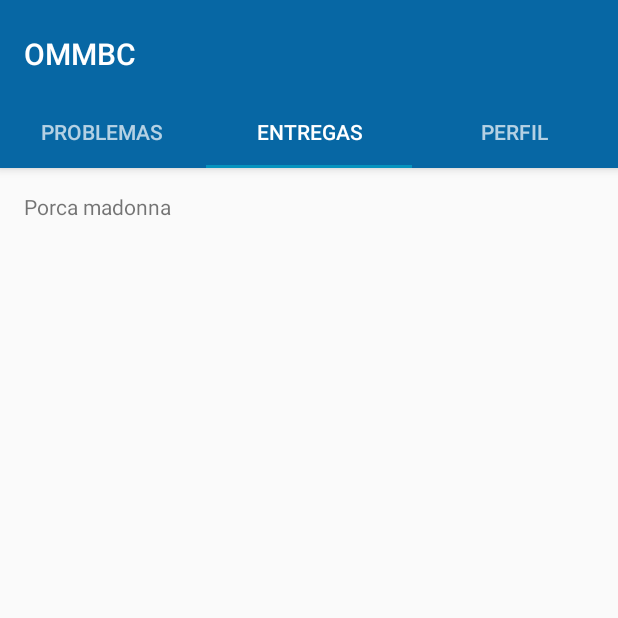
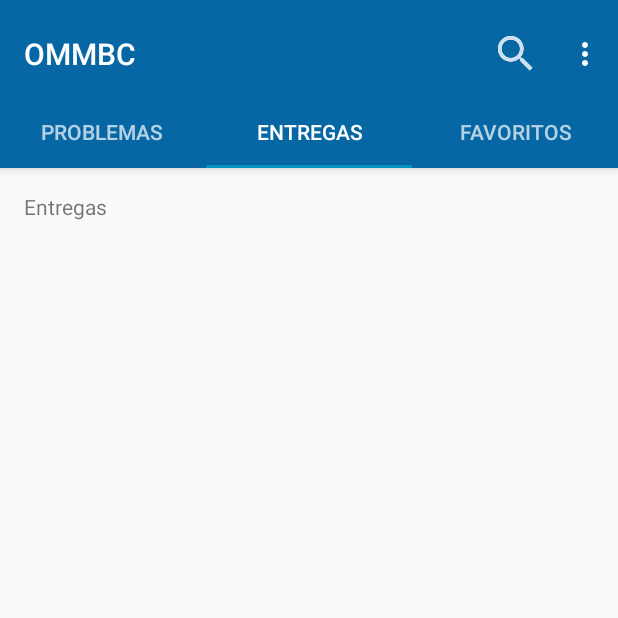
Before and after one commit to Starkblaze/OMMBC, an Android app: the Activity_Tabbed screen opened directly, with no data from a screen before it, tab 2 chosen, on a phone screen of 412 x 824 dp, the top half of it. Run offline under Robolectric (Android 15) with nearby library versions, the phone set to English and light mode, and no system bars.

Commit message:
Avances Tabbed View

```diff
--- a/app/src/main/java/com/example/stark/ommbc/Activity_Tabbed.java
+++ b/app/src/main/java/com/example/stark/ommbc/Activity_Tabbed.java
@@ -1,8 +1,6 @@
 package com.example.stark.ommbc;
 
 import android.support.design.widget.TabLayout;
-import android.support.design.widget.FloatingActionButton;
-import android.support.design.widget.Snackbar;
 import android.support.v7.app.AppCompatActivity;
 import android.support.v7.widget.Toolbar;
 
@@ -18,6 +16,7 @@ import android.view.View;
 import android.view.ViewGroup;
 
 import android.widget.TextView;
+import android.widget.Toast;
 
 public class Activity_Tabbed extends AppCompatActivity {
 
@@ -52,7 +51,6 @@ public class Activity_Tabbed extends AppCompatActivity {
         mViewPager.setAdapter(mSectionsPagerAdapter);
 
         TabLayout tabLayout = (TabLayout) findViewById(R.id.tabs);
-
         mViewPager.addOnPageChangeListener(new TabLayout.TabLayoutOnPageChangeListener(tabLayout));
         tabLayout.addOnTabSelectedListener(new TabLayout.ViewPagerOnTabSelectedListener(mViewPager));
 
@@ -61,60 +59,24 @@ public class Activity_Tabbed extends AppCompatActivity {
 
     @Override
     public boolean onCreateOptionsMenu(Menu menu) {
-        // Inflate the menu; this adds items to the action bar if it is present.
-        getMenuInflater().inflate(R.menu.menu_activity__tabbed, menu);
+        getMenuInflater().inflate(R.menu.menu_main, menu);
         return true;
     }
 
     @Override
     public boolean onOptionsItemSelected(MenuItem item) {
-        // Handle action bar item clicks here. The action bar will
-        // automatically handle clicks on the Home/Up button, so long
-        // as you specify a parent activity in AndroidManifest.xml.
         int id = item.getItemId();
+        if(id == R.id.action_filter) Toast.makeText(getApplicationContext(), "Búsqueda", Toast.LENGTH_SHORT).show();
 
         //noinspection SimplifiableIfStatement
-        /*if (id == R.id.action_settings) {
+        if (id == R.id.action_settings) {
             return true;
-        }*/
+        }
 
         return super.onOptionsItemSelected(item);
     }
 
-    /**
-     * A placeholder fragment containing a simple view.
-     */
-    public static class PlaceholderFragment extends Fragment {
-        /**
-         * The fragment argument representing the section number for this
-         * fragment.
-         */
-        private static final String ARG_SECTION_NUMBER = "section_number";
 
-        public PlaceholderFragment() {
-        }
-
-        /**
-         * Returns a new instance of this fragment for the given section
-         * number.
-         */
-        public static PlaceholderFragment newInstance(int sectionNumber) {
-            PlaceholderFragment fragment = new PlaceholderFragment();
-            Bundle args = new Bundle();
-            args.putInt(ARG_SECTION_NUMBER, sectionNumber);
-            fragment.setArguments(args);
-            return fragment;
-        }
-
-        @Override
-        public View onCreateView(LayoutInflater inflater, ViewGroup container,
-                                 Bundle savedInstanceState) {
-            View rootView = inflater.inflate(R.layout.fragment_activity__tabbed, container, false);
-            TextView textView = (TextView) rootView.findViewById(R.id.section_label);
-            textView.setText("Porca madonna");
-            return rootView;
-        }
-    }
 
     /**
      * A {@link FragmentPagerAdapter} that returns a fragment corresponding to
@@ -128,9 +90,16 @@ public class Activity_Tabbed extends AppCompatActivity {
 
         @Override
         public Fragment getItem(int position) {
-            // getItem is called to instantiate the fragment for the given page.
-            // Return a PlaceholderFragment (defined as a static inner class below).
-            return PlaceholderFragment.newInstance(position + 1);
+           switch(position)
+           {
+               case 0 : Problemas tab_prob = new Problemas();
+                        return tab_prob;
+               case 1 : Entregas tab_ent = new Entregas();
+                        return tab_ent;
+               case 2 : Favoritos tab_fav = new Favoritos();
+                        return tab_fav;
+               default: return null;
+           }
         }
 
         @Override
--- /dev/null
+++ b/app/src/main/java/com/example/stark/ommbc/Entregas.java
@@ -0,0 +1,20 @@
+package com.example.stark.ommbc;
+
+import android.os.Bundle;
+import android.support.v4.app.Fragment;
+import android.view.LayoutInflater;
+import android.view.View;
+import android.view.ViewGroup;
+import android.widget.TextView;
+
+public class Entregas extends Fragment {
+
+    @Override
+    public View onCreateView(LayoutInflater inflater, ViewGroup container,
+                             Bundle savedInstanceState) {
+        View rootView = inflater.inflate(R.layout.fragment_problemas, container, false);
+        TextView textView = (TextView) rootView.findViewById(R.id.section_label);
+        textView.setText("Entregas");
+        return rootView;
+    }
+}
--- /dev/null
+++ b/app/src/main/java/com/example/stark/ommbc/Favoritos.java
@@ -0,0 +1,20 @@
+package com.example.stark.ommbc;
+
+import android.os.Bundle;
+import android.support.v4.app.Fragment;
+import android.view.LayoutInflater;
+import android.view.View;
+import android.view.ViewGroup;
+import android.widget.TextView;
+
+public class Favoritos extends Fragment {
+
+    @Override
+    public View onCreateView(LayoutInflater inflater, ViewGroup container,
+                             Bundle savedInstanceState) {
+        View rootView = inflater.inflate(R.layout.fragment_problemas, container, false);
+        TextView textView = (TextView) rootView.findViewById(R.id.section_label);
+        textView.setText("Favoritos");
+        return rootView;
+    }
+}
--- /dev/null
+++ b/app/src/main/java/com/example/stark/ommbc/Problemas.java
@@ -0,0 +1,21 @@
+package com.example.stark.ommbc;
+
+import android.os.Bundle;
+import android.support.v4.app.Fragment;
+import android.view.LayoutInflater;
+import android.view.View;
+import android.view.ViewGroup;
+import android.widget.TextView;
+
+public class Problemas extends Fragment {
+
+    @Override
+    public View onCreateView(LayoutInflater inflater, ViewGroup container,
+                             Bundle savedInstanceState) {
+        View rootView = inflater.inflate(R.layout.fragment_problemas, container, false);
+        TextView textView = (TextView) rootView.findViewById(R.id.section_label);
+        textView.setText("Problemas");
+        return rootView;
+    }
+
+}
--- a/app/src/main/res/layout/activity__tabbed.xml
+++ b/app/src/main/res/layout/activity__tabbed.xml
@@ -33,7 +33,7 @@
             android:layout_height="wrap_content">
 
             <android.support.design.widget.TabItem
-                android:id="@+id/tabItem"
+                android:id="@+id/tab_problemas"
                 android:layout_width="wrap_content"
                 android:layout_height="wrap_content"
                 android:text="Problemas" />
@@ -48,7 +48,7 @@
                 android:id="@+id/tabItem3"
                 android:layout_width="wrap_content"
                 android:layout_height="wrap_content"
-                android:text="Perfil" />
+                android:text="Favoritos" />
 
         </android.support.design.widget.TabLayout>
     </android.support.design.widget.AppBarLayout>
--- /dev/null
+++ b/app/src/main/res/layout/fragment_favoritos.xml
@@ -0,0 +1,22 @@
+<android.support.constraint.ConstraintLayout xmlns:android="http://schemas.android.com/apk/res/android"
+    xmlns:app="http://schemas.android.com/apk/res-auto"
+    xmlns:tools="http://schemas.android.com/tools"
+    android:id="@+id/constraintLayout"
+    android:layout_width="match_parent"
+    android:layout_height="match_parent"
+    tools:context="com.example.stark.ommbc.Activity_Tabbed$PlaceholderFragment">
+
+    <TextView
+        android:id="@+id/section_label"
+        android:layout_width="wrap_content"
+        android:layout_height="wrap_content"
+        android:layout_marginBottom="@dimen/activity_vertical_margin"
+        android:layout_marginEnd="@dimen/activity_horizontal_margin"
+        android:layout_marginStart="@dimen/activity_horizontal_margin"
+        android:layout_marginTop="@dimen/activity_vertical_margin"
+        app:layout_constraintLeft_toLeftOf="parent"
+        app:layout_constraintTop_toTopOf="@+id/constraintLayout"
+        tools:layout_constraintLeft_creator="1"
+        tools:layout_constraintTop_creator="1" />
+
+</android.support.constraint.ConstraintLayout>
--- /dev/null
+++ b/app/src/main/res/layout/fragment_problemas.xml
@@ -0,0 +1,22 @@
+<android.support.constraint.ConstraintLayout xmlns:android="http://schemas.android.com/apk/res/android"
+    xmlns:app="http://schemas.android.com/apk/res-auto"
+    xmlns:tools="http://schemas.android.com/tools"
+    android:id="@+id/constraintLayout"
+    android:layout_width="match_parent"
+    android:layout_height="match_parent"
+    tools:context="com.example.stark.ommbc.Activity_Tabbed$PlaceholderFragment">
+
+    <TextView
+        android:id="@+id/section_label"
+        android:layout_width="wrap_content"
+        android:layout_height="wrap_content"
+        android:layout_marginBottom="@dimen/activity_vertical_margin"
+        android:layout_marginEnd="@dimen/activity_horizontal_margin"
+        android:layout_marginStart="@dimen/activity_horizontal_margin"
+        android:layout_marginTop="@dimen/activity_vertical_margin"
+        app:layout_constraintLeft_toLeftOf="parent"
+        app:layout_constraintTop_toTopOf="@+id/constraintLayout"
+        tools:layout_constraintLeft_creator="1"
+        tools:layout_constraintTop_creator="1" />
+
+</android.support.constraint.ConstraintLayout>
--- a/app/src/main/res/menu/menu_main.xml
+++ b/app/src/main/res/menu/menu_main.xml
@@ -10,4 +10,9 @@
         android:title="User"
         android:icon="@drawable/ic_action_filter"
         app:showAsAction="ifRoom" />
+
+    <item android:id="@+id/action_settings"
+        android:title="@string/action_settings"
+        app:showAsAction="never"/>
+
 </menu>
--- a/app/src/main/res/values/styles.xml
+++ b/app/src/main/res/values/styles.xml
@@ -6,6 +6,7 @@
         <item name="colorPrimary">#0767A4</item>
         <item name="colorPrimaryDark">#075A8E</item>
         <item name="colorAccent">#0693BE</item>
+        <item name="android:textColorSecondary">#FFFFFF</item>
     </style>
 
     <style name="ToolBarStyle" parent="Theme.AppCompat">
--- a/build.gradle
+++ b/build.gradle
@@ -7,7 +7,7 @@ buildscript {
         jcenter()
     }
     dependencies {
-        classpath 'com.android.tools.build:gradle:3.0.1'
+        classpath 'com.android.tools.build:gradle:3.1.0'
 
 
         // NOTE: Do not place your application dependencies here; they belong
```
Also changed, not shown: app/src/main/res/layout/fragment_entregas.xml (renamed from app/src/main/res/layout/fragment_activity__tabbed.xml), gradle/wrapper/gradle-wrapper.properties.
